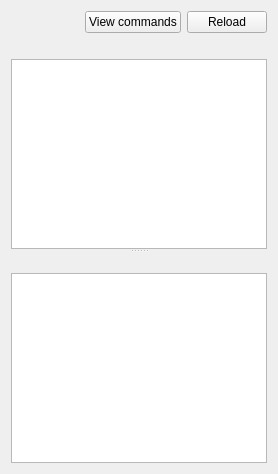
Old version of the form WebsiteEmpire/gui/panes/PaneTranslations.ui in the repository icingerpower/WebsiteEmpire2.
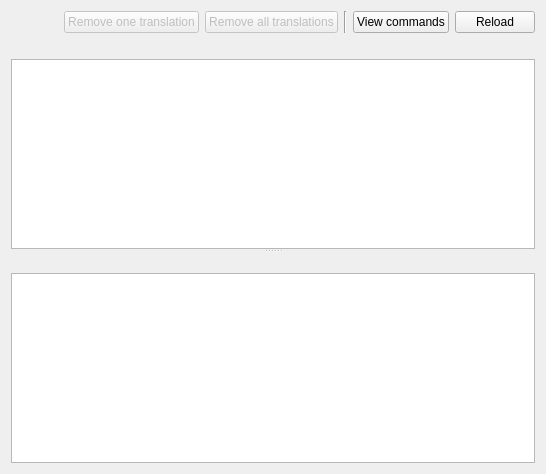
New version of the form.

Commit message: Finished translation of pages.

```diff
--- a/WebsiteEmpire/gui/panes/PaneTranslations.ui
+++ b/WebsiteEmpire/gui/panes/PaneTranslations.ui
@@ -28,6 +28,36 @@
        </property>
       </spacer>
      </item>
+     <item>
+      <widget class="QPushButton" name="buttonRemoveOneTranslation">
+       <property name="enabled">
+        <bool>false</bool>
+       </property>
+       <property name="text">
+        <string>Remove one translation</string>
+       </property>
+      </widget>
+     </item>
+     <item>
+      <widget class="QPushButton" name="buttonRemoveAllTranslations">
+       <property name="enabled">
+        <bool>false</bool>
+       </property>
+       <property name="text">
+        <string>Remove all translations</string>
+       </property>
+      </widget>
+     </item>
+     <item>
+      <widget class="QFrame" name="lineTopBar">
+       <property name="frameShape">
+        <enum>QFrame::VLine</enum>
+       </property>
+       <property name="frameShadow">
+        <enum>QFrame::Sunken</enum>
+       </property>
+      </widget>
+     </item>
      <item>
       <widget class="QPushButton" name="buttonViewCommands">
        <property name="text">
```
The commit also changes 23 other files.
